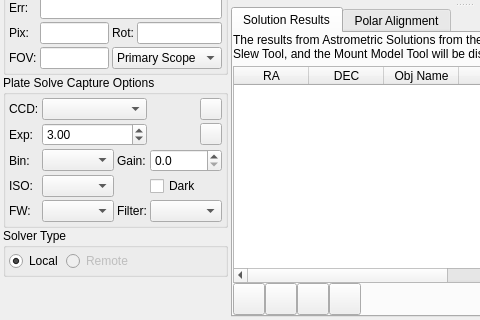
KDE/kstars, file kstars/ekos/align/align.ui: the form before one commit; both pictures show x 0 to 480 and y 248 to 568 of the 699 by 568 pixel window.
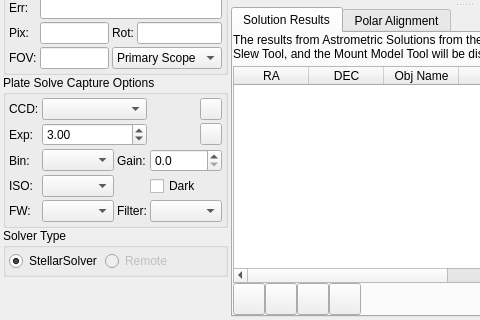
The form after the commit. Custom widgets are drawn as their Qt base class.

Commit message: Use more accurate description for solver type

Diff of the .ui file:
```diff
--- a/kstars/ekos/align/align.ui
+++ b/kstars/ekos/align/align.ui
@@ -648,7 +648,7 @@
         <item>
          <widget class="QRadioButton" name="localSolverR">
           <property name="text">
-           <string>Local</string>
+           <string>StellarSolver</string>
           </property>
           <property name="checked">
            <bool>true</bool>
```
